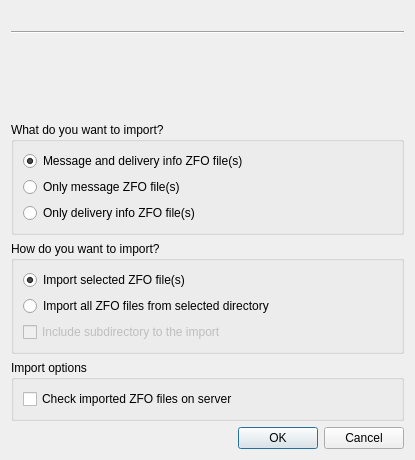
psakar/datovka, file src/gui/ui/dlg_import_zfo.ui: the form before one commit.
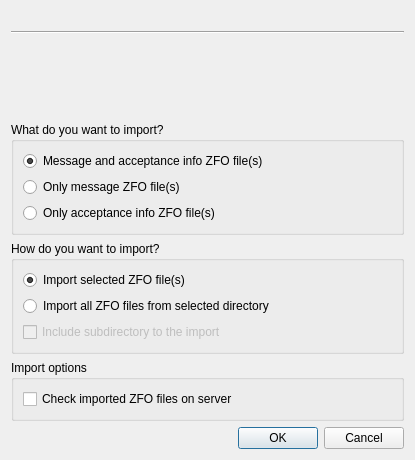
The form after the commit.

Commit message: Fixed inconsistent translation of delivery and acceptance.

What changed in the file:
```diff
--- a/src/gui/ui/dlg_import_zfo.ui
+++ b/src/gui/ui/dlg_import_zfo.ui
@@ -62,7 +62,7 @@
       <item>
        <widget class="QRadioButton" name="allZFO">
         <property name="text">
-         <string>Message and delivery info ZFO file(s)</string>
+         <string>Message and acceptance info ZFO file(s)</string>
         </property>
         <property name="checked">
          <bool>true</bool>
@@ -82,7 +82,7 @@
       <item>
        <widget class="QRadioButton" name="deliveryZFO">
         <property name="text">
-         <string>Only delivery info ZFO file(s)</string>
+         <string>Only acceptance info ZFO file(s)</string>
         </property>
        </widget>
       </item>
```
The commit also changes 16 other files.
